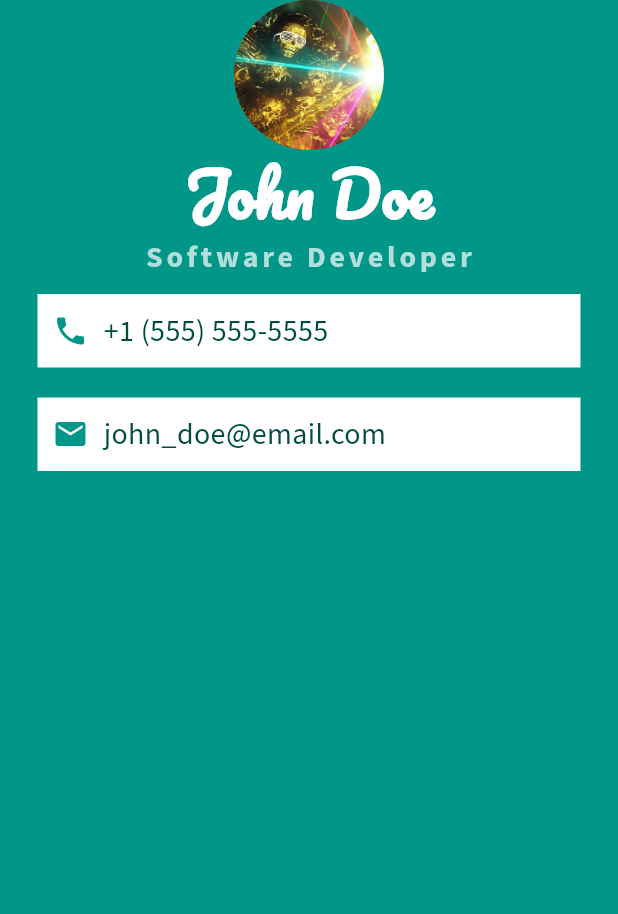
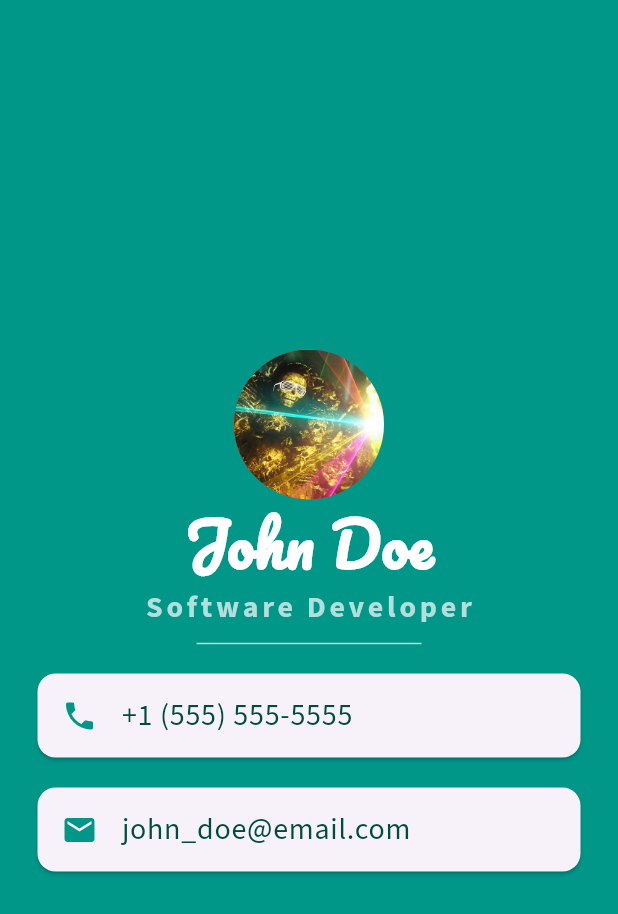
Before and after one commit to GrodTheGreat/Udemy-Flutter-Dart, a Flutter app: the screen it shows after launch, on a phone screen of 412 x 824 dp. Shown: the top 914 px of the screen. Run offline on Flutter 3.47's test engine with Material 3 defaults, Android fonts, the phone set to English and light mode, and no system bars.

Commit message:
Flutter Card & ListTile Widgets

```diff
--- a/mi_card/lib/main.dart
+++ b/mi_card/lib/main.dart
@@ -14,6 +14,7 @@
         backgroundColor: Colors.teal,
         body: SafeArea(
           child: Column(
+            mainAxisAlignment: MainAxisAlignment.center,
             children: [
               CircleAvatar(
                 foregroundImage: AssetImage('assets/images/ravelord-nito.jpg'),
@@ -39,15 +40,16 @@
                   fontFamily: 'SourceSans3',
                 ),
               ),
-              Container(
-                padding: EdgeInsets.all(10),
-                color: Colors.white,
+              SizedBox(
+                width: 150,
+                height: 20,
+                child: Divider(color: Colors.teal.shade100),
+              ),
+              Card(
                 margin: EdgeInsets.symmetric(vertical: 10, horizontal: 25),
-                child: Row(
-                  children: [
-                    Icon(Icons.phone, color: Colors.teal),
-                    SizedBox(width: 10),
-                    Text(
+                child: ListTile(
+                  leading: Icon(Icons.phone, color: Colors.teal),
+                  title: Text(
                     '+1 (555) 555-5555',
                     style: TextStyle(
                       color: Colors.teal.shade900,
@@ -55,18 +57,13 @@
                       fontFamily: 'SourceSans3',
                     ),
                   ),
-                  ],
                 ),
               ),
-              Container(
-                padding: EdgeInsets.all(10),
-                color: Colors.white,
+              Card(
                 margin: EdgeInsets.symmetric(vertical: 10, horizontal: 25),
-                child: Row(
-                  children: [
-                    Icon(Icons.email, color: Colors.teal),
-                    SizedBox(width: 10),
-                    Text(
+                child: ListTile(
+                  leading: Icon(Icons.email, color: Colors.teal),
+                  title: Text(
                     'john_doe@email.com',
                     style: TextStyle(
                       color: Colors.teal.shade900,
@@ -74,7 +71,6 @@
                       fontFamily: 'SourceSans3',
                     ),
                   ),
-                  ],
                 ),
               ),
             ],
```
Lines whose indentation alone changed are shown as unchanged.
